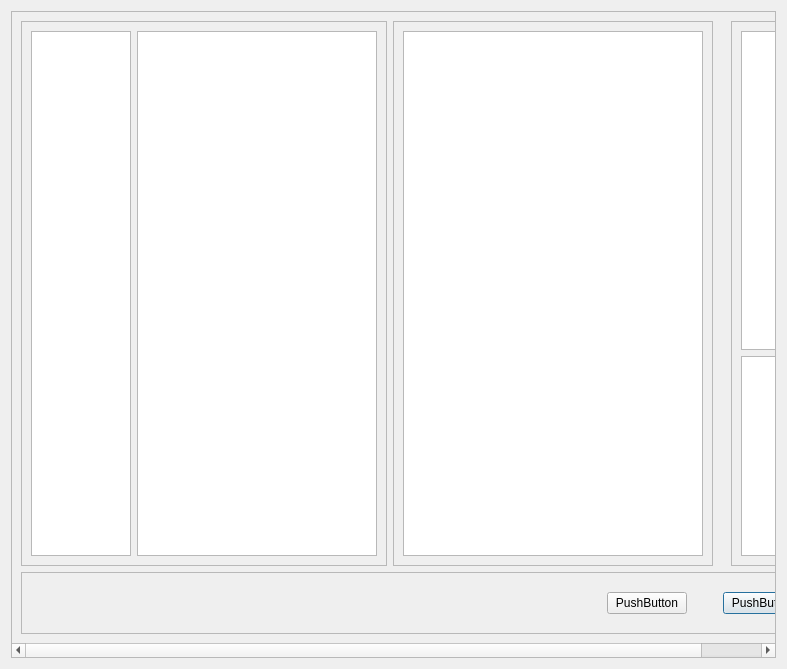
First picture: the form in browsercopertine.ui, repository simon-r/LeScienze500, before the edit.
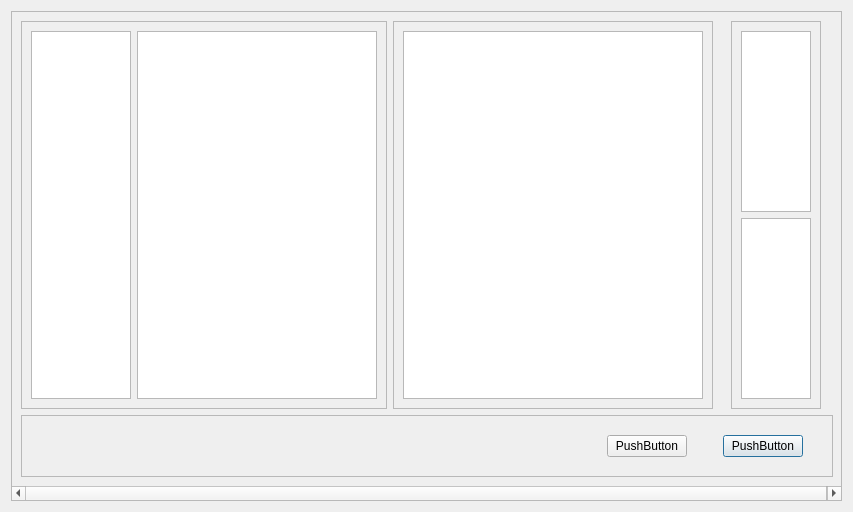
Second picture: the form after the edit. Icons and pictures are not drawn.

```diff
--- a/browsercopertine.ui
+++ b/browsercopertine.ui
@@ -6,8 +6,8 @@
    <rect>
     <x>0</x>
     <y>0</y>
-    <width>787</width>
-    <height>669</height>
+    <width>853</width>
+    <height>512</height>
    </rect>
   </property>
   <property name="windowTitle">
@@ -24,8 +24,8 @@
        <rect>
         <x>0</x>
         <y>0</y>
-        <width>788</width>
-        <height>640</height>
+        <width>839</width>
+        <height>498</height>
        </rect>
       </property>
       <layout class="QGridLayout" name="gridLayout">
```
Left out of the diff: 8 changed lines with no effect on the pictures.
